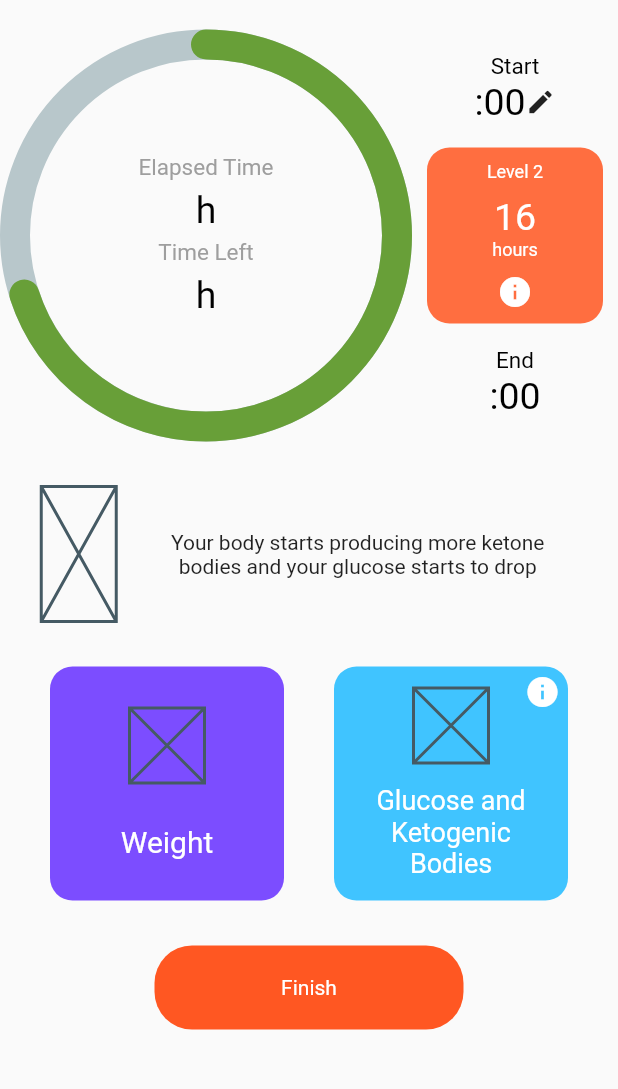
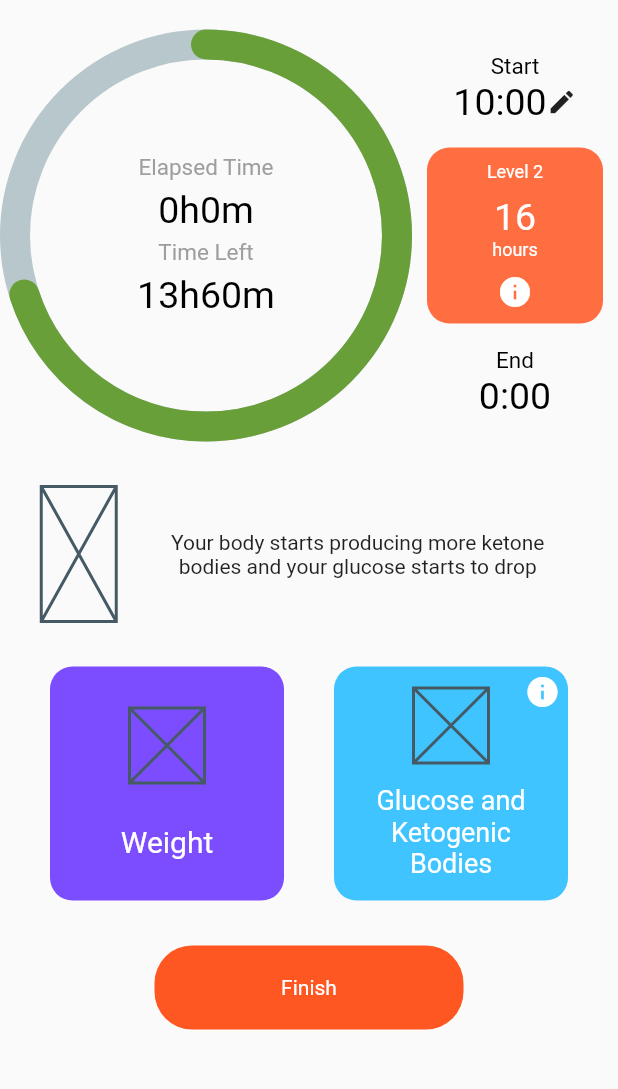
Before and after one commit to recepdagli/fasting_app, a Flutter app: the Timer2 screen opened directly, after a tap on "Schedule Fasting", on a phone screen of 412 x 824 dp, the part 89-1178 px from its top. Run offline on Flutter 3.47's test engine with Material 2 defaults, Android fonts, the light colour scheme and no system bars; drawn by our look-alikes of percent_indicator.

Commit message:
last changes

```diff
--- a/lib/Timer2.dart
+++ b/lib/Timer2.dart
@@ -21,6 +21,11 @@ class Timer2State extends State<Timer2> {
   final String level;
   final Color color;
   DateTime _dateTime;
+
+  @override
+  initState(){
+    _dateTime = DateTime.now();
+  }
 
   boxWidget(String level,String hour,Color boxColor,Function onTap){
     return InkWell(
@@ -93,7 +98,7 @@ class Timer2State extends State<Timer2> {
                     onDateTimeChanged: (DateTime newdate) {
                       _dateTime = newdate;
                     },
-                    use24hFormat: false,
+                    use24hFormat: MediaQuery.of(context).alwaysUse24HourFormat,
                     maximumDate: new DateTime(2021, 12, 30),
                     minimumYear: 2019,
                     maximumYear: 2050,
@@ -106,7 +111,7 @@ class Timer2State extends State<Timer2> {
                 onTap: (){
                   Navigator.push(
                     context,
-                    MaterialPageRoute(builder: (context) => Timer3(hour,level,color,_dateTime)),
+                    MaterialPageRoute(builder: (context) => Timer3(hour,level,color,_dateTime.toLocal())),
                   );
                 },
                 child: Container(
--- a/lib/Timer3.dart
+++ b/lib/Timer3.dart
@@ -1,4 +1,7 @@
+import 'dart:async';
+
 import 'package:flutter/material.dart';
+import 'package:intl/intl.dart';
 import 'package:percent_indicator/circular_percent_indicator.dart';
 import 'dart:math';
 
@@ -77,21 +80,44 @@ class Timer3State extends State<Timer3> {
 
   @override
   void initState() {
-    startDate = _dateTime;
-    endDate = _dateTime.add(Duration(hours: int.parse(hour)));
+    startDate = _dateTime.toLocal();
+    endDate = _dateTime.add(Duration(hours: int.parse(hour))).toLocal();
+    startHour = startDate.hour.toString();
+    endHour = endDate.hour.toString();
     calcTime();
+    timer = Timer.periodic(Duration(minutes: 1), (Timer t) => calcTime());
+
   }
 
   String startHour= "";
   String endHour = "";
-  String elapsedTime= "";
-  String timeLeft = "";
+  String elapsedTime_hour= "";
+  String timeLeft_hour = "";
+  String elapsedTime_min= "";
+  String timeLeft_min = "";
+
+  Timer timer;
+
+  int makePositive(int val){
+    if(val >= 0){
+      return val;
+    }
+    else{
+      return val * -1;
+    }
+
+  }
 
   void calcTime(){
-    startHour = startDate.hour.toString();
-    endHour = endDate.hour.toString();
-    elapsedTime = startDate.difference(DateTime.now()).inHours.toString();
-    timeLeft = endDate.difference(DateTime.now()).inHours.toString();
+    setState(() {
+      elapsedTime_hour = makePositive(((startDate.difference(DateTime.now().toLocal()).inMinutes)~/60)).toString();
+      timeLeft_hour = makePositive(((endDate.difference(DateTime.now().toLocal()).inMinutes)~/60)).toString();
+      elapsedTime_min = makePositive((makePositive((startDate.difference(DateTime.now().toLocal()).inMinutes))-(int.parse(elapsedTime_hour)*60))).toString();
+      timeLeft_min = makePositive(((makePositive((endDate.difference(DateTime.now().toLocal()).inMinutes))-(int.parse(timeLeft_hour)*60)))+1).toString();
+      print(startDate.difference(DateTime.now().toLocal()).inMinutes.toString());
+      print(startDate.hour);
+      print(DateTime.now().toLocal().hour);
+    });
   }
 
   @override
@@ -128,11 +154,11 @@ class Timer3State extends State<Timer3> {
                                   Spacer(),
                                   Text("Elapsed Time",style: TextStyle(color: Colors.grey,fontSize: 15)),
                                   SizedBox(height: 5,),
-                                  Text("${elapsedTime}h",style: TextStyle(color: Colors.black,fontSize: 25),),
+                                  Text("${elapsedTime_hour}h${elapsedTime_min}m",style: TextStyle(color: Colors.black,fontSize: 25),),
                                   SizedBox(height: 5,),
                                   Text("Time Left",style: TextStyle(color: Colors.grey,fontSize: 15)),
                                   SizedBox(height: 5,),
-                                  Text("${timeLeft}h",style: TextStyle(color: Colors.black,fontSize: 25)),
+                                  Text("${timeLeft_hour}h${timeLeft_min}m",style: TextStyle(color: Colors.black,fontSize: 25)),
                                   Spacer(),
                                 ],
                               ),
--- a/lib/main.dart
+++ b/lib/main.dart
@@ -1,4 +1,5 @@
 import 'package:flutter/material.dart';
+import 'package:flutter_localizations/flutter_localizations.dart';
 
 import 'Timer1.dart';
 import 'Timer2.dart';
@@ -13,7 +14,16 @@ class MyApp extends StatelessWidget {
   @override
   Widget build(BuildContext context) {
     return MaterialApp(
-      title: 'Flutter Demo',
+      title: "Fasting App",
+        localizationsDelegates: [
+          GlobalMaterialLocalizations.delegate,
+          GlobalWidgetsLocalizations.delegate,
+          GlobalCupertinoLocalizations.delegate,
+        ],
+        supportedLocales: [
+          const Locale('en', ''), // English, no country code
+          const Locale('tr', ''), // Spanish, no country code
+        ],
       debugShowCheckedModeBanner: false,
       home: Timer1()
     );
--- a/pubspec.yaml
+++ b/pubspec.yaml
@@ -29,6 +29,9 @@ dependencies:
   # Use with the CupertinoIcons class for iOS style icons.
   cupertino_icons: ^1.0.2
   percent_indicator: ^3.0.1
+  intl: ^0.17.0
+  flutter_localizations:
+    sdk: flutter
 
 dev_dependencies:
   flutter_test:
```
Also changed, not shown: pubspec.lock.
